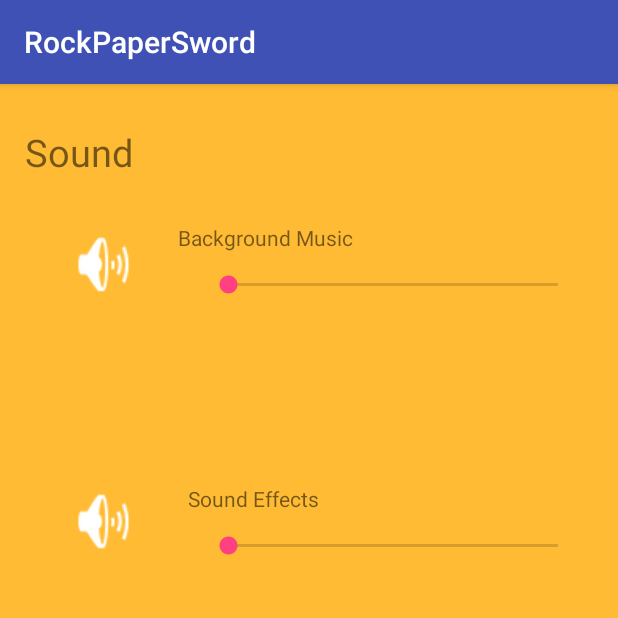
After one commit to ShayRubach/RockPaperSword, an Android app: the SettingsActivity screen opened directly, with no data from a screen before it, on a phone screen of 412 x 824 dp, the top half of it. The commit adds this screen. Run offline under Robolectric (Android 15) with nearby library versions, the phone set to English and light mode, and no system bars.

Commit message:
added settings activity + did its basic xml

```diff
--- a/app/build.gradle
+++ b/app/build.gradle
@@ -9,6 +9,7 @@ android {
         versionCode 1
         versionName "1.0"
         testInstrumentationRunner "android.support.test.runner.AndroidJUnitRunner"
+        vectorDrawables.useSupportLibrary = true
     }
     buildTypes {
         release {
@@ -25,4 +26,6 @@ dependencies {
     testImplementation 'junit:junit:4.12'
     androidTestImplementation 'com.android.support.test:runner:1.0.2'
     androidTestImplementation 'com.android.support.test.espresso:espresso-core:3.0.2'
+
+    implementation 'com.android.support:animated-vector-drawable:27.1.1'
 }
--- a/app/src/main/AndroidManifest.xml
+++ b/app/src/main/AndroidManifest.xml
@@ -9,13 +9,15 @@
         android:roundIcon="@mipmap/ic_launcher_round"
         android:supportsRtl="true"
         android:theme="@style/AppTheme">
-        <activity android:name=".MainActivity">
+        <activity android:name=".MainMenuActivity">
             <intent-filter>
                 <action android:name="android.intent.action.MAIN" />
 
                 <category android:name="android.intent.category.LAUNCHER" />
             </intent-filter>
         </activity>
+        <activity android:name=".GameActivity" />
+        <activity android:name=".model.SettingsActivity"></activity>
     </application>
 
 </manifest>
--- /dev/null
+++ b/app/src/main/java/com/pwnz/www/rockpapersword/model/SettingsActivity.java
@@ -0,0 +1,15 @@
+package com.pwnz.www.rockpapersword.model;
+
+import android.support.v7.app.AppCompatActivity;
+import android.os.Bundle;
+
+import com.pwnz.www.rockpapersword.R;
+
+public class SettingsActivity extends AppCompatActivity {
+
+    @Override
+    protected void onCreate(Bundle savedInstanceState) {
+        super.onCreate(savedInstanceState);
+        setContentView(R.layout.activity_settings);
+    }
+}
--- /dev/null
+++ b/app/src/main/res/layout/activity_settings.xml
@@ -0,0 +1,108 @@
+<?xml version="1.0" encoding="utf-8"?>
+<android.support.constraint.ConstraintLayout xmlns:android="http://schemas.android.com/apk/res/android"
+    xmlns:app="http://schemas.android.com/apk/res-auto"
+    xmlns:tools="http://schemas.android.com/tools"
+    android:layout_width="match_parent"
+    android:layout_height="match_parent"
+    android:background="@android:color/holo_orange_light"
+    tools:context=".model.SettingsActivity">
+
+    <TextView
+        android:id="@+id/tv_sound_title"
+        android:layout_width="74dp"
+        android:layout_height="39dp"
+        android:layout_marginEnd="8dp"
+        android:layout_marginStart="8dp"
+        android:layout_marginTop="28dp"
+        android:text="Sound"
+        android:textSize="25sp"
+        app:layout_constraintEnd_toEndOf="parent"
+        app:layout_constraintHorizontal_bias="0.027"
+        app:layout_constraintStart_toStartOf="parent"
+        app:layout_constraintTop_toTopOf="parent" />
+
+    <SeekBar
+        android:id="@+id/sb_bg_music"
+        android:layout_width="252dp"
+        android:layout_height="28dp"
+        android:layout_marginEnd="24dp"
+        android:layout_marginTop="120dp"
+        app:layout_constraintEnd_toEndOf="parent"
+        app:layout_constraintTop_toTopOf="parent" />
+
+    <ImageView
+        android:id="@+id/img_sound_on_or_off"
+        android:layout_width="51dp"
+        android:layout_height="50dp"
+        android:layout_marginEnd="8dp"
+        android:layout_marginStart="8dp"
+        android:layout_marginTop="28dp"
+        android:background="@android:color/holo_orange_light"
+        app:layout_constraintEnd_toStartOf="@+id/sb_bg_music"
+        app:layout_constraintHorizontal_bias="0.512"
+        app:layout_constraintStart_toStartOf="parent"
+        app:layout_constraintTop_toBottomOf="@+id/tv_sound_title"
+        app:srcCompat="@android:drawable/ic_lock_silent_mode_off" />
+
+    <SeekBar
+        android:id="@+id/sb_sfx"
+        android:layout_width="252dp"
+        android:layout_height="28dp"
+        android:layout_marginBottom="8dp"
+        android:layout_marginEnd="24dp"
+        android:layout_marginTop="32dp"
+        app:layout_constraintBottom_toBottomOf="parent"
+        app:layout_constraintEnd_toEndOf="parent"
+        app:layout_constraintTop_toBottomOf="@+id/sb_bg_music"
+        app:layout_constraintVertical_bias="0.206" />
+
+    <ImageView
+        android:id="@+id/img_sfx_on_or_off"
+        android:layout_width="51dp"
+        android:layout_height="50dp"
+        android:layout_marginBottom="8dp"
+        android:layout_marginEnd="8dp"
+        android:layout_marginStart="8dp"
+        android:layout_marginTop="8dp"
+        android:background="@android:color/holo_orange_light"
+        app:layout_constraintBottom_toBottomOf="parent"
+        app:layout_constraintEnd_toStartOf="@+id/sb_sfx"
+        app:layout_constraintHorizontal_bias="0.512"
+        app:layout_constraintStart_toStartOf="parent"
+        app:layout_constraintTop_toBottomOf="@+id/img_sound_on_or_off"
+        app:layout_constraintVertical_bias="0.204"
+        app:srcCompat="@android:drawable/ic_lock_silent_mode_off" />
+
+    <TextView
+        android:id="@+id/tv_sfx_title"
+        android:layout_width="wrap_content"
+        android:layout_height="wrap_content"
+        android:layout_marginBottom="8dp"
+        android:layout_marginEnd="8dp"
+        android:layout_marginStart="8dp"
+        android:layout_marginTop="8dp"
+        android:text="Sound Effects"
+        app:layout_constraintBottom_toTopOf="@+id/sb_sfx"
+        app:layout_constraintEnd_toEndOf="parent"
+        app:layout_constraintHorizontal_bias="0.106"
+        app:layout_constraintStart_toEndOf="@+id/img_sfx_on_or_off"
+        app:layout_constraintTop_toBottomOf="@+id/sb_bg_music"
+        app:layout_constraintVertical_bias="1.0" />
+
+    <TextView
+        android:id="@+id/tv_bg_music_title"
+        android:layout_width="wrap_content"
+        android:layout_height="wrap_content"
+        android:layout_marginBottom="8dp"
+        android:layout_marginEnd="8dp"
+        android:layout_marginStart="8dp"
+        android:layout_marginTop="8dp"
+        android:text="Background Music"
+        app:layout_constraintBottom_toTopOf="@+id/sb_bg_music"
+        app:layout_constraintEnd_toEndOf="parent"
+        app:layout_constraintHorizontal_bias="0.086"
+        app:layout_constraintStart_toEndOf="@+id/img_sound_on_or_off"
+        app:layout_constraintTop_toTopOf="parent"
+        app:layout_constraintVertical_bias="1.0" />
+
+</android.support.constraint.ConstraintLayout>
```
Also changed, not shown: app/src/main/java/com/pwnz/www/rockpapersword/GameActivity.java (renamed from app/src/main/java/com/pwnz/www/rockpapersword/MainActivity.java, +4 -10 lines), app/src/main/java/com/pwnz/www/rockpapersword/GamePanel.java (+58 -41 lines), app/src/main/java/com/pwnz/www/rockpapersword/MainMenuActivity.java (added, +26 -0 lines), app/src/main/java/com/pwnz/www/rockpapersword/model/Tile.java (added, +39 -0 lines), app/src/main/res/drawable/svg_lobabait.xml (added, +314 -0 lines), app/src/main/res/layout/activity_main_menu.xml (added, +38 -0 lines), app/src/main/res/drawable-hdpi/bg.png (added), app/src/main/res/drawable-mdpi/bg.png (added), app/src/main/res/drawable-xhdpi/bg.png (added), app/src/main/res/drawable-xxhdpi/bg.png (added), app/src/main/res/drawable-xxxhdpi/chartest.png (added), 2 other files.
